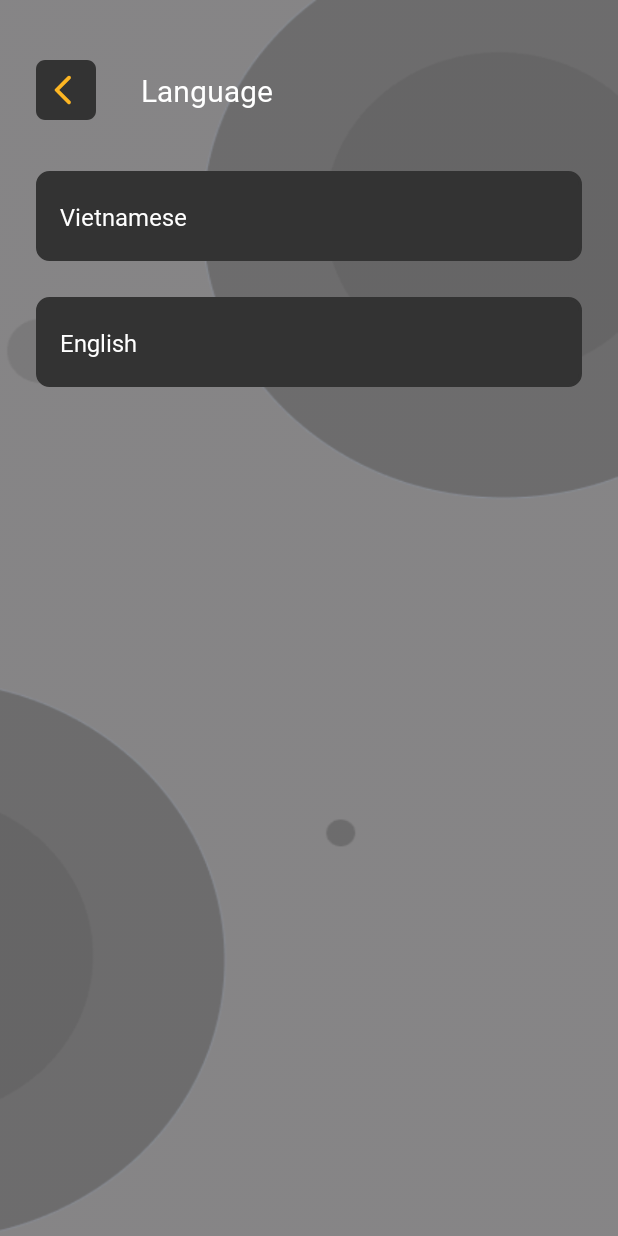
After one commit to noname6996-tta/Qr-Scanner-App-2023, an Android app: the fragment LanguageFragment shown on its own in the app's theme, on a phone screen of 412 x 824 dp. The commit adds this screen. Run offline under Robolectric (Android 15) with nearby library versions, the phone set to English and light mode, and no system bars.

Commit message:
Add change LanguageFragment

```diff
--- /dev/null
+++ b/app/src/main/java/com/tta/qrscanner2023application/view/fragment/LanguageFragment.kt
@@ -0,0 +1,29 @@
+package com.tta.qrscanner2023application.view.fragment
+
+import androidx.navigation.fragment.findNavController
+import com.tta.fitnessapplication.view.base.BaseFragment
+import com.tta.qrscanner2023application.databinding.FragmentLanguageBinding
+import com.tta.qrscanner2023application.view.main.MainActivity
+import java.util.Locale
+
+class LanguageFragment : BaseFragment<FragmentLanguageBinding>() {
+    override var isTerminalBackKeyActive: Boolean = true
+
+    override fun getDataBinding(): FragmentLanguageBinding {
+        return FragmentLanguageBinding.inflate(layoutInflater)
+    }
+
+    override fun addEvent() = with(binding) {
+        super.addEvent()
+        clEnglish.setOnClickListener {
+            (requireActivity() as MainActivity).changeLanguage(Locale.ENGLISH.language)
+        }
+        clVietNamese.setOnClickListener {
+            (requireActivity() as MainActivity).changeLanguage("vi")
+            findNavController().popBackStack()
+        }
+        imgBack.setOnClickListener {
+            findNavController().popBackStack()
+        }
+    }
+}
--- a/app/src/main/java/com/tta/qrscanner2023application/view/main/MainActivity.kt
+++ b/app/src/main/java/com/tta/qrscanner2023application/view/main/MainActivity.kt
@@ -1,7 +1,9 @@
 package com.tta.qrscanner2023application.view.main
 
+import android.content.res.Configuration
 import android.view.View
 import androidx.activity.viewModels
+import androidx.appcompat.app.AppCompatDelegate
 import androidx.core.view.isVisible
 import androidx.navigation.NavController
 import androidx.navigation.fragment.NavHostFragment
@@ -10,6 +12,7 @@ import com.tta.qrscanner2023application.R
 import com.tta.qrscanner2023application.databinding.ActivityMainBinding
 import com.tta.qrscanner2023application.view.fragment.qrscan.QrScanViewModel
 import dagger.hilt.android.AndroidEntryPoint
+import java.util.Locale
 
 
 @AndroidEntryPoint
@@ -113,4 +116,17 @@ class MainActivity : BaseActivity<ActivityMainBinding>() {
         binding.imgToHome.isVisible = visible
         binding.cardView.isVisible = visible
     }
+
+    fun changeLanguage(languageCode: String) {
+        val locale = Locale(languageCode)
+        Locale.setDefault(locale)
+
+        val config = Configuration(resources.configuration)
+        config.setLocale(locale)
+        resources.updateConfiguration(config, resources.displayMetrics)
+
+        // Áp dụng cài đặt thay đổi ngôn ngữ mà không cần recreate activity
+        AppCompatDelegate.setDefaultNightMode(AppCompatDelegate.MODE_NIGHT_FOLLOW_SYSTEM)
+        delegate.applyDayNight()
+    }
 }
--- /dev/null
+++ b/app/src/main/res/layout/fragment_language.xml
@@ -0,0 +1,75 @@
+<?xml version="1.0" encoding="utf-8"?>
+<androidx.constraintlayout.widget.ConstraintLayout xmlns:android="http://schemas.android.com/apk/res/android"
+    xmlns:app="http://schemas.android.com/apk/res-auto"
+    android:layout_width="match_parent"
+    android:layout_height="match_parent"
+    android:background="@drawable/background">
+
+    <ImageView
+        android:id="@+id/imgBack"
+        android:layout_width="60dp"
+        android:layout_height="60dp"
+        android:layout_marginStart="14dp"
+        android:layout_marginTop="30dp"
+        android:contentDescription="@string/back"
+        android:padding="10dp"
+        android:src="@drawable/ic_back"
+        app:layout_constraintStart_toStartOf="parent"
+        app:layout_constraintTop_toTopOf="parent" />
+
+    <TextView
+        android:id="@+id/textView"
+        style="@style/TextView_White_20sp"
+        android:layout_marginStart="20sp"
+        android:text="@string/language"
+        app:layout_constraintBottom_toBottomOf="@+id/imgBack"
+        app:layout_constraintStart_toEndOf="@+id/imgBack"
+        app:layout_constraintTop_toTopOf="@+id/imgBack" />
+
+    <androidx.constraintlayout.widget.ConstraintLayout
+        android:id="@+id/clVietNamese"
+        android:layout_width="match_parent"
+        android:layout_height="60dp"
+        android:layout_margin="24dp"
+        android:background="@drawable/border_main_color_8dp"
+        app:layout_constraintEnd_toEndOf="parent"
+        app:layout_constraintStart_toStartOf="parent"
+        app:layout_constraintTop_toBottomOf="@+id/imgBack">
+
+        <TextView
+            android:id="@+id/titleVietnamese"
+            style="@style/TextView_White_16sp"
+            android:layout_width="match_parent"
+            android:layout_margin="16dp"
+            android:text="@string/string_vi"
+            app:layout_constraintBottom_toBottomOf="parent"
+            app:layout_constraintEnd_toEndOf="parent"
+            app:layout_constraintStart_toStartOf="parent"
+            app:layout_constraintTop_toTopOf="parent" />
+
+    </androidx.constraintlayout.widget.ConstraintLayout>
+
+    <androidx.constraintlayout.widget.ConstraintLayout
+        android:id="@+id/clEnglish"
+        android:layout_width="match_parent"
+        android:layout_height="60dp"
+        android:layout_margin="24dp"
+        android:background="@drawable/border_main_color_8dp"
+        app:layout_constraintEnd_toEndOf="parent"
+        app:layout_constraintStart_toStartOf="parent"
+        app:layout_constraintTop_toBottomOf="@+id/clVietNamese">
+
+        <TextView
+            android:id="@+id/titleEnglish"
+            style="@style/TextView_White_16sp"
+            android:layout_width="match_parent"
+            android:layout_margin="16dp"
+            android:text="@string/string_en"
+            app:layout_constraintBottom_toBottomOf="parent"
+            app:layout_constraintEnd_toEndOf="parent"
+            app:layout_constraintStart_toStartOf="parent"
+            app:layout_constraintTop_toTopOf="parent" />
+
+    </androidx.constraintlayout.widget.ConstraintLayout>
+
+</androidx.constraintlayout.widget.ConstraintLayout>
--- a/app/src/main/res/values/strings.xml
+++ b/app/src/main/res/values/strings.xml
@@ -30,4 +30,7 @@
     <string name="privacy_desc">Follow our policies that benefits you.</string>
     <string name="share">Share</string>
     <string name="icon_delete">icon delete</string>
+    <string name="language">Language</string>
+    <string name="string_vi">Vietnamese</string>
+    <string name="string_en">English</string>
 </resources>
```
Also changed, not shown: 2 other files.
